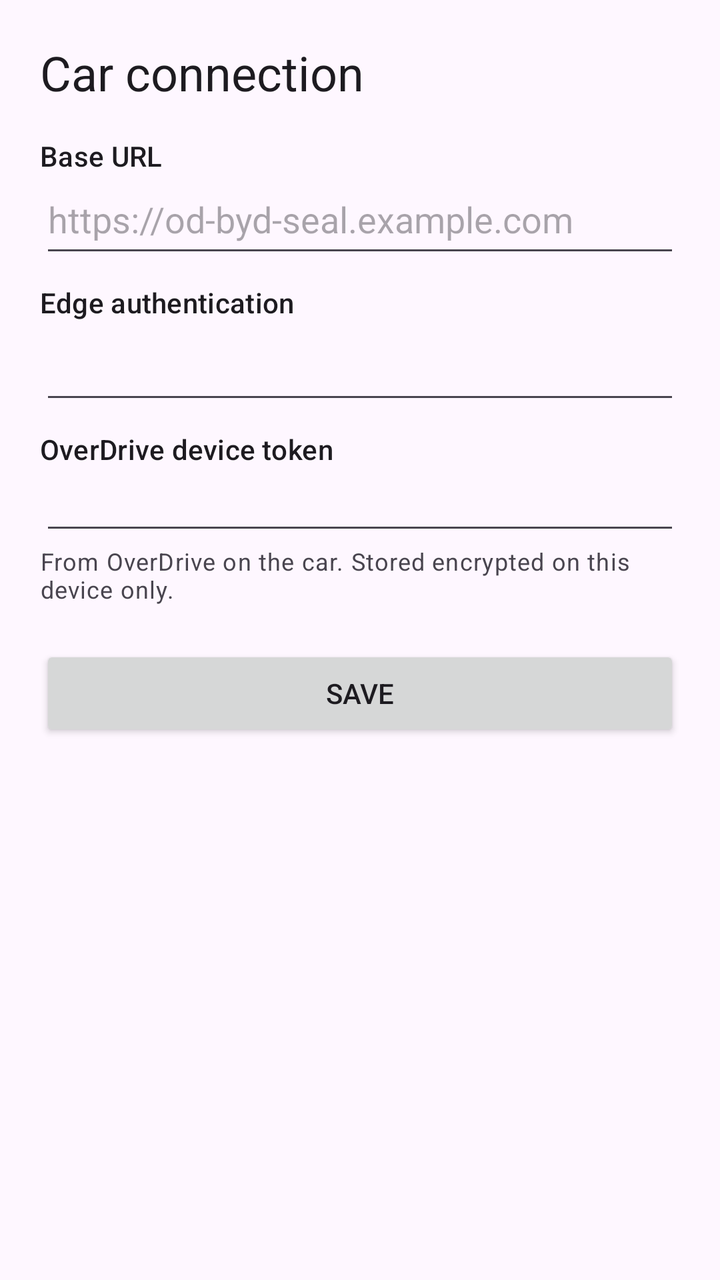
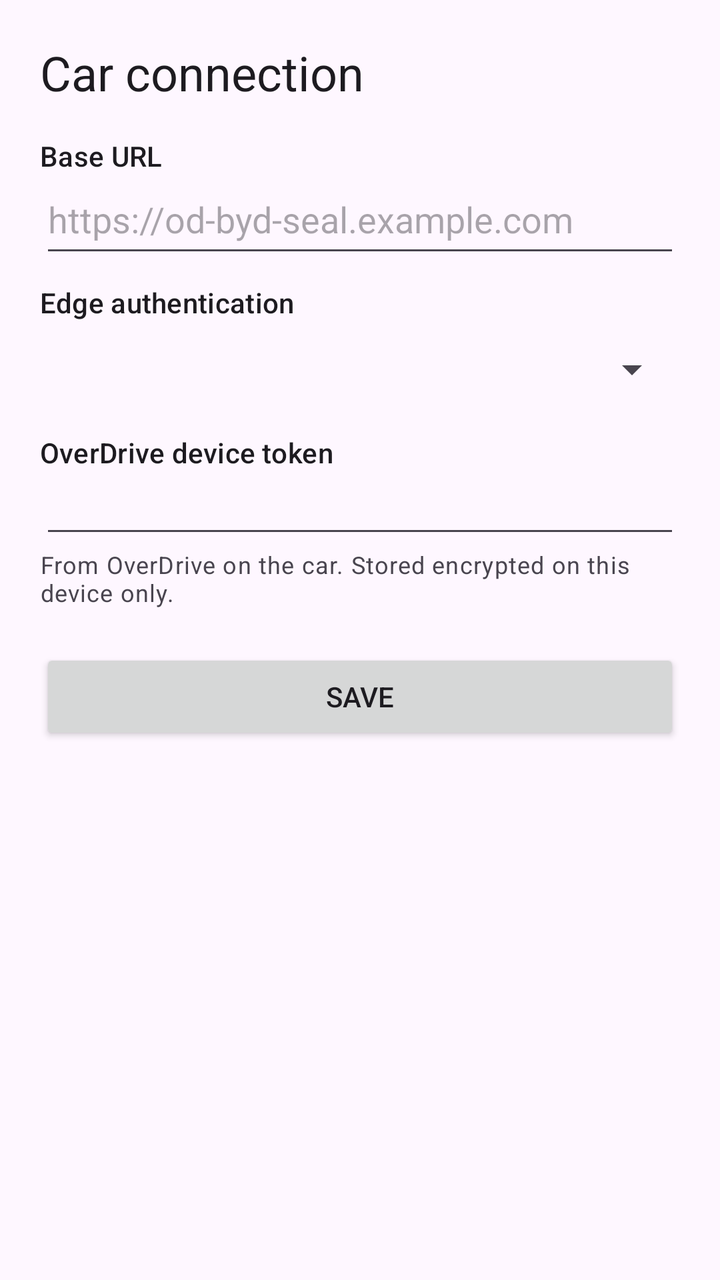

The first picture is an Android layout as it rendered before a commit; the second is the same layout after the commit. The layout source and the unified diff follow.
<!-- AndroidManifest.xml: application theme Theme.BydShare -->
<!-- res/layout/activity_settings.xml -->
<?xml version="1.0" encoding="utf-8"?>
<ScrollView xmlns:android="http://schemas.android.com/apk/res/android"
    android:layout_width="match_parent"
    android:layout_height="match_parent"
    android:fillViewport="true">

    <LinearLayout
        android:layout_width="match_parent"
        android:layout_height="wrap_content"
        android:orientation="vertical"
        android:padding="20dp">

        <TextView
            android:layout_width="wrap_content"
            android:layout_height="wrap_content"
            android:text="@string/settings_title"
            android:textAppearance="?attr/textAppearanceHeadlineSmall"
            android:paddingBottom="16dp" />

        <TextView android:layout_width="wrap_content" android:layout_height="wrap_content"
            android:text="@string/settings_base_url" android:textAppearance="?attr/textAppearanceLabelLarge" />
        <EditText android:id="@+id/baseUrl" android:layout_width="match_parent" android:layout_height="wrap_content"
            android:inputType="textUri" android:hint="https://od-byd-seal.example.com"
            android:autofillHints="" android:paddingBottom="12dp" />

        <TextView android:layout_width="wrap_content" android:layout_height="wrap_content"
            android:text="@string/settings_edge_auth" android:textAppearance="?attr/textAppearanceLabelLarge"
            android:paddingTop="8dp" />
        <AutoCompleteTextView android:id="@+id/edgeType" android:layout_width="match_parent"
            android:layout_height="wrap_content" android:inputType="none" android:focusable="false"
            android:paddingBottom="12dp" />

        <LinearLayout android:id="@+id/cfBox" android:layout_width="match_parent"
            android:layout_height="wrap_content" android:orientation="vertical" android:visibility="gone">
            <TextView android:layout_width="wrap_content" android:layout_height="wrap_content"
                android:text="@string/settings_cf_id" android:textAppearance="?attr/textAppearanceLabelLarge" />
            <EditText android:id="@+id/cfClientId" android:layout_width="match_parent" android:layout_height="wrap_content"
                android:inputType="text" android:autofillHints="" android:hint="xxxx.access" android:paddingBottom="8dp" />
            <TextView android:layout_width="wrap_content" android:layout_height="wrap_content"
                android:text="@string/settings_cf_secret" android:textAppearance="?attr/textAppearanceLabelLarge" />
            <EditText android:id="@+id/cfClientSecret" android:layout_width="match_parent" android:layout_height="wrap_content"
                android:inputType="textPassword" android:autofillHints="" android:paddingBottom="12dp" />
        </LinearLayout>

        <TextView android:layout_width="wrap_content" android:layout_height="wrap_content"
            android:text="@string/settings_device_token" android:textAppearance="?attr/textAppearanceLabelLarge"
            android:paddingTop="8dp" />
        <EditText android:id="@+id/deviceToken" android:layout_width="match_parent" android:layout_height="wrap_content"
            android:inputType="textPassword" android:autofillHints="" android:paddingBottom="4dp" />
        <TextView android:layout_width="match_parent" android:layout_height="wrap_content"
            android:text="@string/settings_device_token_hint" android:textAppearance="?attr/textAppearanceBodySmall"
            android:paddingBottom="20dp" />

        <Button android:id="@+id/save" android:layout_width="match_parent" android:layout_height="wrap_content"
            android:text="@string/settings_save" />

    </LinearLayout>
</ScrollView>
<!-- resources referenced by this layout -->
<resources>
  <string name="settings_base_url">Base URL</string>
  <string name="settings_cf_id">Cloudflare Access client id</string>
  <string name="settings_cf_secret">Cloudflare Access client secret</string>
  <string name="settings_device_token">OverDrive device token</string>
  <string name="settings_device_token_hint">From OverDrive on the car. Stored encrypted on this device only.</string>
  <string name="settings_edge_auth">Edge authentication</string>
  <string name="settings_save">Save</string>
  <string name="settings_title">Car connection</string>
  <style name="Theme.BydShare" parent="Theme.Material3.DayNight.NoActionBar" />
</resources>

<!-- the commit's change to res/layout/activity_settings.xml (unified diff, before → after) -->
@@ -26,8 +26,8 @@
         <TextView android:layout_width="wrap_content" android:layout_height="wrap_content"
             android:text="@string/settings_edge_auth" android:textAppearance="?attr/textAppearanceLabelLarge"
             android:paddingTop="8dp" />
-        <AutoCompleteTextView android:id="@+id/edgeType" android:layout_width="match_parent"
-            android:layout_height="wrap_content" android:inputType="none" android:focusable="false"
+        <Spinner android:id="@+id/edgeType" android:layout_width="match_parent"
+            android:layout_height="wrap_content" android:minHeight="48dp"
             android:paddingBottom="12dp" />
 
         <LinearLayout android:id="@+id/cfBox" android:layout_width="match_parent"
